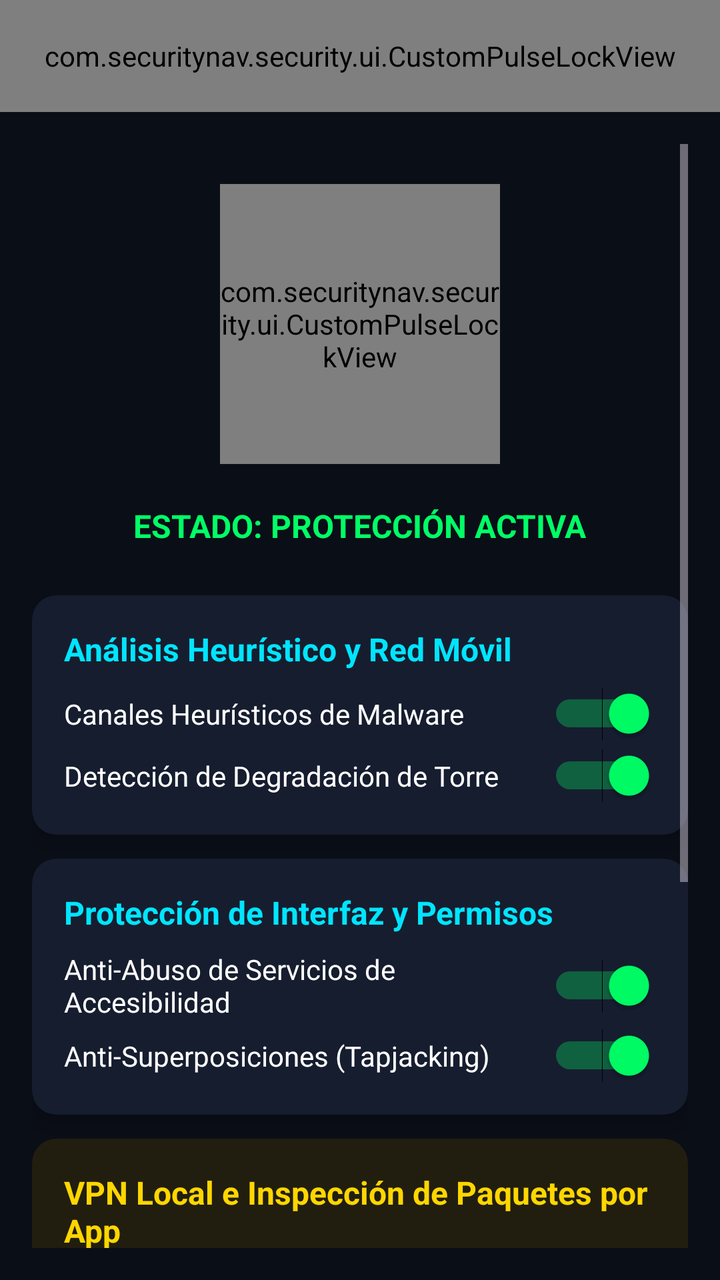
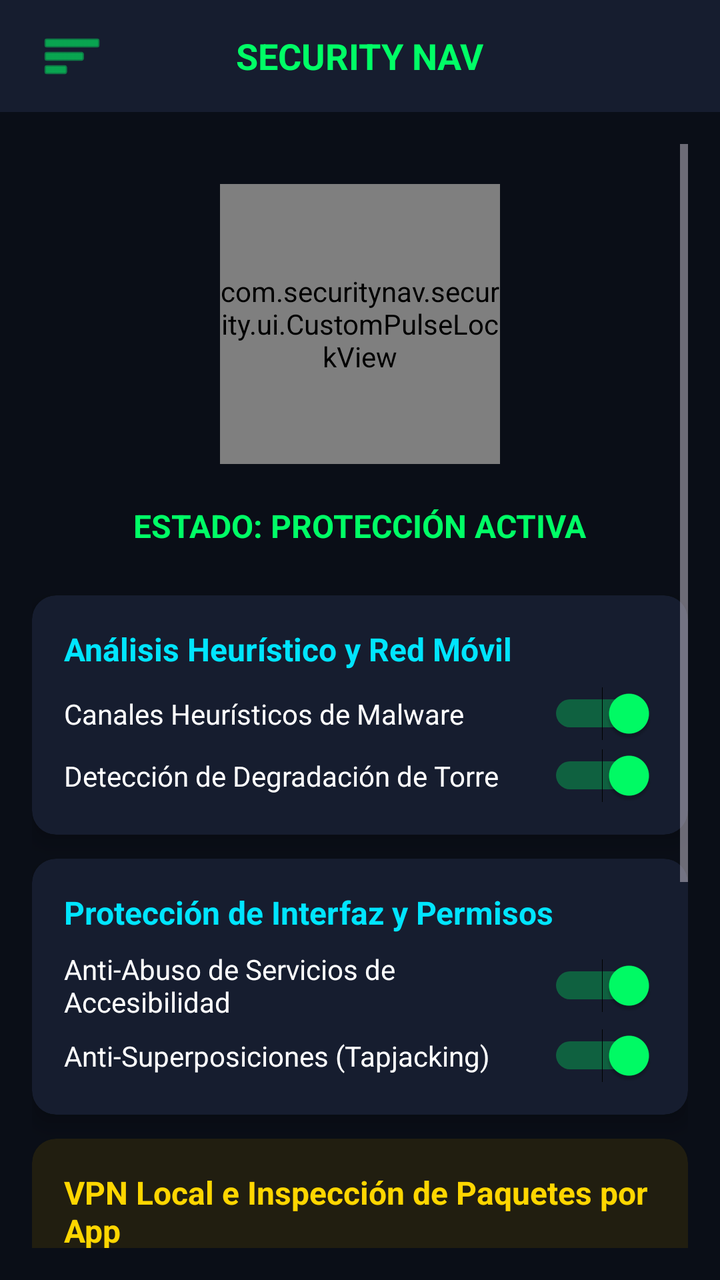

Screens rendered from an Android XML layout before and after an edit, with the pre-edit source and the edit as a unified diff.
<!-- AndroidManifest.xml: application theme Theme.SecurityNav -->
<!-- res/layout/activity_main.xml -->
<?xml version="1.0" encoding="utf-8"?>
<androidx.drawerlayout.widget.DrawerLayout xmlns:android="http://schemas.android.com/apk/res/android"
    xmlns:app="http://schemas.android.com/apk/res-auto"
    android:id="@+id/drawerLayout"
    android:layout_width="match_parent"
    android:layout_height="match_parent"
    android:background="#0A0E17">

    
    <LinearLayout
        android:layout_width="match_parent"
        android:layout_height="match_parent"
        android:orientation="vertical">

        
        <com.securitynav.security.ui.CustomPulseLockView
            android:layout_width="match_parent"
            android:layout_height="56dp"
            android:background="#161D2F"
            android:paddingHorizontal="16dp">

            <ImageButton
                android:id="@+id/btnOpenMenu"
                android:layout_width="40dp"
                android:layout_height="40dp"
                android:layout_centerVertical="true"
                android:background="?attr/selectableItemBackgroundBorderless"
                android:src="@android:drawable/ic_menu_sort_by_size"
                app:tint="#00FF66" />

            <TextView
                android:layout_width="wrap_content"
                android:layout_height="wrap_content"
                android:layout_centerInParent="true"
                android:text="SECURITY NAV"
                android:textColor="#00FF66"
                android:textSize="18sp"
                android:textStyle="bold" />

        </com.securitynav.security.ui.CustomPulseLockView>

        <ScrollView
            android:layout_width="match_parent"
            android:layout_height="match_parent"
            android:padding="16dp">

            <LinearLayout
                android:layout_width="match_parent"
                android:layout_height="wrap_content"
                android:orientation="vertical"
                android:gravity="center_horizontal">

                
                <com.securitynav.security.ui.CustomPulseLockView
                    android:id="@+id/btnMainLock"
                    android:layout_width="140dp"
                    android:layout_height="140dp"
                    android:layout_marginVertical="20dp"
                    android:background="@drawable/ic_3d_shield_bg"
                    android:clickable="true"
                    android:focusable="true">

                    <ImageView
                        android:id="@+id/ivLockIcon"
                        android:layout_width="80dp"
                        android:layout_height="80dp"
                        android:layout_centerInParent="true"
                        android:src="@drawable/ic_3d_shield_fg" />

                </com.securitynav.security.ui.CustomPulseLockView>

                <TextView
                    android:id="@+id/tvLockState"
                    android:layout_width="wrap_content"
                    android:layout_height="wrap_content"
                    android:text="ESTADO: PROTECCIÓN ACTIVA"
                    android:textColor="#00FF66"
                    android:textSize="16sp"
                    android:textStyle="bold"
                    android:layout_marginBottom="24dp" />

                
                <androidx.cardview.widget.CardView
                    android:layout_width="match_parent"
                    android:layout_height="wrap_content"
                    app:cardBackgroundColor="#161D2F"
                    app:cardCornerRadius="12dp"
                    app:cardElevation="6dp"
                    android:layout_marginBottom="12dp">

                    <LinearLayout
                        android:layout_width="match_parent"
                        android:layout_height="wrap_content"
                        android:orientation="vertical"
                        android:padding="16dp">

                        <TextView
                            android:layout_width="wrap_content"
                            android:layout_height="wrap_content"
                            android:text="Análisis Heurístico y Red Móvil"
                            android:textColor="#00E5FF"
                            android:textSize="16sp"
                            android:textStyle="bold" />

                        <Switch
                            android:id="@+id/switchHeuristics"
                            android:layout_width="match_parent"
                            android:layout_height="wrap_content"
                            android:text="Canales Heurísticos de Malware"
                            android:textColor="#FFFFFF"
                            android:checked="true"
                            android:layout_marginTop="8dp" />

                        <Switch
                            android:id="@+id/switchTowerDegradation"
                            android:layout_width="match_parent"
                            android:layout_height="wrap_content"
                            android:text="Detección de Degradación de Torre"
                            android:textColor="#FFFFFF"
                            android:checked="true"
                            android:layout_marginTop="4dp" />
                    </LinearLayout>
                </androidx.cardview.widget.CardView>

                
                <androidx.cardview.widget.CardView
                    android:layout_width="match_parent"
                    android:layout_height="wrap_content"
                    app:cardBackgroundColor="#161D2F"
                    app:cardCornerRadius="12dp"
                    app:cardElevation="6dp"
                    android:layout_marginBottom="12dp">

                    <LinearLayout
                        android:layout_width="match_parent"
                        android:layout_height="wrap_content"
                        android:orientation="vertical"
                        android:padding="16dp">

                        <TextView
                            android:layout_width="wrap_content"
                            android:layout_height="wrap_content"
                            android:text="Protección de Interfaz y Permisos"
                            android:textColor="#00E5FF"
                            android:textSize="16sp"
                            android:textStyle="bold" />

                        <Switch
                            android:id="@+id/switchAccessibilityAbuse"
                            android:layout_width="match_parent"
                            android:layout_height="wrap_content"
                            android:text="Anti-Abuso de Servicios de Accesibilidad"
                            android:textColor="#FFFFFF"
                            android:checked="true"
                            android:layout_marginTop="8dp" />

                        <Switch
                            android:id="@+id/switchOverlayProtect"
                            android:layout_width="match_parent"
                            android:layout_height="wrap_content"
                            android:text="Anti-Superposiciones (Tapjacking)"
                            android:textColor="#FFFFFF"
                            android:checked="true"
                            android:layout_marginTop="4dp" />
                    </LinearLayout>
                </androidx.cardview.widget.CardView>

                
                <androidx.cardview.widget.CardView
                    android:layout_width="match_parent"
                    android:layout_height="wrap_content"
                    app:cardBackgroundColor="#211E10"
                    app:cardCornerRadius="12dp"
                    app:cardElevation="6dp"
                    android:layout_marginBottom="12dp">

                    <LinearLayout
                        android:layout_width="match_parent"
                        android:layout_height="wrap_content"
                        android:orientation="vertical"
                        android:padding="16dp">

                        <TextView
                            android:layout_width="wrap_content"
                            android:layout_height="wrap_content"
                            android:text="VPN Local e Inspección de Paquetes por App"
                            android:textColor="#FFD600"
                            android:textSize="16sp"
                            android:textStyle="bold" />

                        <Switch
                            android:id="@+id/switchVpnTraffic"
                            android:layout_width="match_parent"
                            android:layout_height="wrap_content"
                            android:text="Monitor de Tráfico de Red VPN"
                            android:textColor="#FFFFFF"
                            android:checked="true"
                            android:layout_marginTop="8dp" />

                        <TextView
                            android:id="@+id/tvAppTrafficDetails"
                            android:layout_width="match_parent"
                            android:layout_height="wrap_content"
                            android:text="Datos inspeccionados: 0 B | HTTP GET/POST por aplicación activo"
                            android:textColor="#BBBBBB"
                            android:textSize="12sp"
                            android:fontFamily="monospace"
                            android:layout_marginTop="8dp" />

                        <Button
                            android:id="@+id/btnViewCharts"
                            android:layout_width="match_parent"
                            android:layout_height="wrap_content"
                            android:text="ABRIR GRÁFICAS DE TRÁFICO EN TIEMPO REAL"
                            android:backgroundTint="#FFD600"
                            android:textColor="#0A0E17"
                            android:layout_marginTop="12dp" />

                    </LinearLayout>
                </androidx.cardview.widget.CardView>

                
                <androidx.cardview.widget.CardView
                    android:layout_width="match_parent"
                    android:layout_height="wrap_content"
                    app:cardBackgroundColor="#161D2F"
                    app:cardCornerRadius="12dp"
                    app:cardElevation="6dp"
                    android:layout_marginBottom="24dp">

                    <LinearLayout
                        android:layout_width="match_parent"
                        android:layout_height="wrap_content"
                        android:orientation="vertical"
                        android:padding="16dp">

                        <TextView
                            android:layout_width="wrap_content"
                            android:layout_height="wrap_content"
                            android:text="Base de Datos Cifrada (SQLCipher + HW KeyStore)"
                            android:textColor="#00E5FF"
                            android:textSize="16sp"
                            android:textStyle="bold" />

                        <TextView
                            android:layout_width="match_parent"
                            android:layout_height="wrap_content"
                            android:text="Estado: Clave Maestra Protegida en Android Hardware KeyStore (TEE)."
                            android:textColor="#00FF66"
                            android:textSize="12sp"
                            android:layout_marginTop="8dp" />
                    </LinearLayout>
                </androidx.cardview.widget.CardView>

            </LinearLayout>
        </ScrollView>

    </LinearLayout>

    
    <com.google.android.material.navigation.NavigationView
        android:id="@+id/navigationView"
        android:layout_width="wrap_content"
        android:layout_height="match_parent"
        android:layout_gravity="start"
        android:background="#161D2F"
        app:itemTextColor="#FFFFFF"
        app:menu="@menu/drawer_menu" />

</androidx.drawerlayout.widget.DrawerLayout>
<!-- resources referenced by this layout -->
<resources>
  <!-- drawable ic_3d_shield_fg (drawable) -->
  <?xml version="1.0" encoding="utf-8"?>
  <vector xmlns:android="http://schemas.android.com/apk/res/android"
      xmlns:aapt="http://schemas.android.com/aapt"
      android:width="108dp"
      android:height="108dp"
      android:viewportWidth="108"
      android:viewportHeight="108">
  
      
      <path
          android:pathData="M54,20 L82,32 V54 C82,72 54,88 54,88 C54,88 26,72 26,54 V32 Z"
          android:fillColor="#40000000" />
  
      
      <path
          android:pathData="M54,22 L28,33 V54 C28,70 54,85 54,85 Z">
          <aapt:attr name="android:fillColor">
              <gradient
                  android:startX="28"
                  android:startY="33"
                  android:endX="54"
                  android:endY="85"
                  android:type="linear">
                  <item android:color="#FF00E5FF" android:offset="0.0" />
                  <item android:color="#FF005577" android:offset="1.0" />
              </gradient>
          </aapt:attr>
      </path>
  
      
      <path
          android:pathData="M54,22 L80,33 V54 C80,70 54,85 54,85 Z">
          <aapt:attr name="android:fillColor">
              <gradient
                  android:startX="80"
                  android:startY="33"
                  android:endX="54"
                  android:endY="85"
                  android:type="linear">
                  <item android:color="#FF00FF66" android:offset="0.0" />
                  <item android:color="#FF006622" android:offset="1.0" />
              </gradient>
          </aapt:attr>
      </path>
  
      
      <path
          android:pathData="M48,48 H60 V43 C60,39.7 57.3,37 54,37 C50.7,37 48,39.7 48,43 Z"
          android:strokeColor="#FFFFFF"
          android:strokeWidth="3"
          android:fillColor="#00000000" />
  
      <path
          android:pathData="M45,48 H63 V63 H45 Z"
          android:fillColor="#FFD600" />
  </vector>
  <style name="Theme.SecurityNav" parent="Theme.Material3.Dark.NoActionBar">
          
          <item name="colorPrimary">@color/neon_cyan</item>
          <item name="colorOnPrimary">@color/bg_dark</item>
          <item name="colorSecondary">@color/neon_green</item>
          <item name="android:colorBackground">@color/bg_dark</item>
          <item name="colorSurface">@color/surface_dark</item>
          <item name="colorOnSurface">@color/text_primary</item>
  
          
          <item name="materialCardViewStyle">@style/Widget.SecurityNav.CardView</item>
  
          
          <item name="materialButtonStyle">@style/Widget.SecurityNav.Button</item>
      </style>
  <color name="neon_cyan">#FF00F3FF</color>
  <color name="bg_dark">#FF0A0E17</color>
  <color name="neon_green">#FF00FF66</color>
  <color name="surface_dark">#FF141B2D</color>
  <color name="text_primary">#FFF1F5F9</color>
  <style name="Widget.SecurityNav.CardView" parent="Widget.Material3.CardView.Filled">
          <item name="cardBackgroundColor">@color/surface_dark</item>
          <item name="strokeColor">@color/neon_cyan</item>
          <item name="strokeWidth">1dp</item>
          <item name="cardCornerRadius">16dp</item>
          <item name="cardElevation">6dp</item>
      </style>
  <style name="Widget.SecurityNav.Button" parent="Widget.Material3.Button">
          <item name="backgroundTint">@color/neon_cyan</item>
          <item name="android:textColor">@color/bg_dark</item>
          <item name="android:textStyle">bold</item>
          <item name="cornerRadius">12dp</item>
      </style>
  <!-- unchanged entries left out for length: 1 -->
</resources>

<!-- the commit's change to res/layout/activity_main.xml (unified diff, before → after) -->
@@ -13,7 +13,7 @@
         android:orientation="vertical">
 
         
-        <com.securitynav.security.ui.CustomPulseLockView
+        <RelativeLayout
             android:layout_width="match_parent"
             android:layout_height="56dp"
             android:background="#161D2F"
@@ -37,7 +37,7 @@
                 android:textSize="18sp"
                 android:textStyle="bold" />
 
-        </com.securitynav.security.ui.CustomPulseLockView>
+        </RelativeLayout>
 
         <ScrollView
             android:layout_width="match_parent"
@@ -58,16 +58,7 @@
                     android:layout_marginVertical="20dp"
                     android:background="@drawable/ic_3d_shield_bg"
                     android:clickable="true"
-                    android:focusable="true">
-
-                    <ImageView
-                        android:id="@+id/ivLockIcon"
-                        android:layout_width="80dp"
-                        android:layout_height="80dp"
-                        android:layout_centerInParent="true"
-                        android:src="@drawable/ic_3d_shield_fg" />
-
-                </com.securitynav.security.ui.CustomPulseLockView>
+                    android:focusable="true" />
 
                 <TextView
                     android:id="@+id/tvLockState"
<!-- resource entries referenced after the edit -->
@@ -1,62 +1,5 @@
 <!-- resources referenced by this layout -->
 <resources>
-  <!-- drawable ic_3d_shield_fg (drawable) -->
-  <?xml version="1.0" encoding="utf-8"?>
-  <vector xmlns:android="http://schemas.android.com/apk/res/android"
-      xmlns:aapt="http://schemas.android.com/aapt"
-      android:width="108dp"
-      android:height="108dp"
-      android:viewportWidth="108"
-      android:viewportHeight="108">
-  
-      
-      <path
-          android:pathData="M54,20 L82,32 V54 C82,72 54,88 54,88 C54,88 26,72 26,54 V32 Z"
-          android:fillColor="#40000000" />
-  
-      
-      <path
-          android:pathData="M54,22 L28,33 V54 C28,70 54,85 54,85 Z">
-          <aapt:attr name="android:fillColor">
-              <gradient
-                  android:startX="28"
-                  android:startY="33"
-                  android:endX="54"
-                  android:endY="85"
-                  android:type="linear">
-                  <item android:color="#FF00E5FF" android:offset="0.0" />
-                  <item android:color="#FF005577" android:offset="1.0" />
-              </gradient>
-          </aapt:attr>
-      </path>
-  
-      
-      <path
-          android:pathData="M54,22 L80,33 V54 C80,70 54,85 54,85 Z">
-          <aapt:attr name="android:fillColor">
-              <gradient
-                  android:startX="80"
-                  android:startY="33"
-                  android:endX="54"
-                  android:endY="85"
-                  android:type="linear">
-                  <item android:color="#FF00FF66" android:offset="0.0" />
-                  <item android:color="#FF006622" android:offset="1.0" />
-              </gradient>
-          </aapt:attr>
-      </path>
-  
-      
-      <path
-          android:pathData="M48,48 H60 V43 C60,39.7 57.3,37 54,37 C50.7,37 48,39.7 48,43 Z"
-          android:strokeColor="#FFFFFF"
-          android:strokeWidth="3"
-          android:fillColor="#00000000" />
-  
-      <path
-          android:pathData="M45,48 H63 V63 H45 Z"
-          android:fillColor="#FFD600" />
-  </vector>
   <style name="Theme.SecurityNav" parent="Theme.Material3.Dark.NoActionBar">
           
           <item name="colorPrimary">@color/neon_cyan</item>
